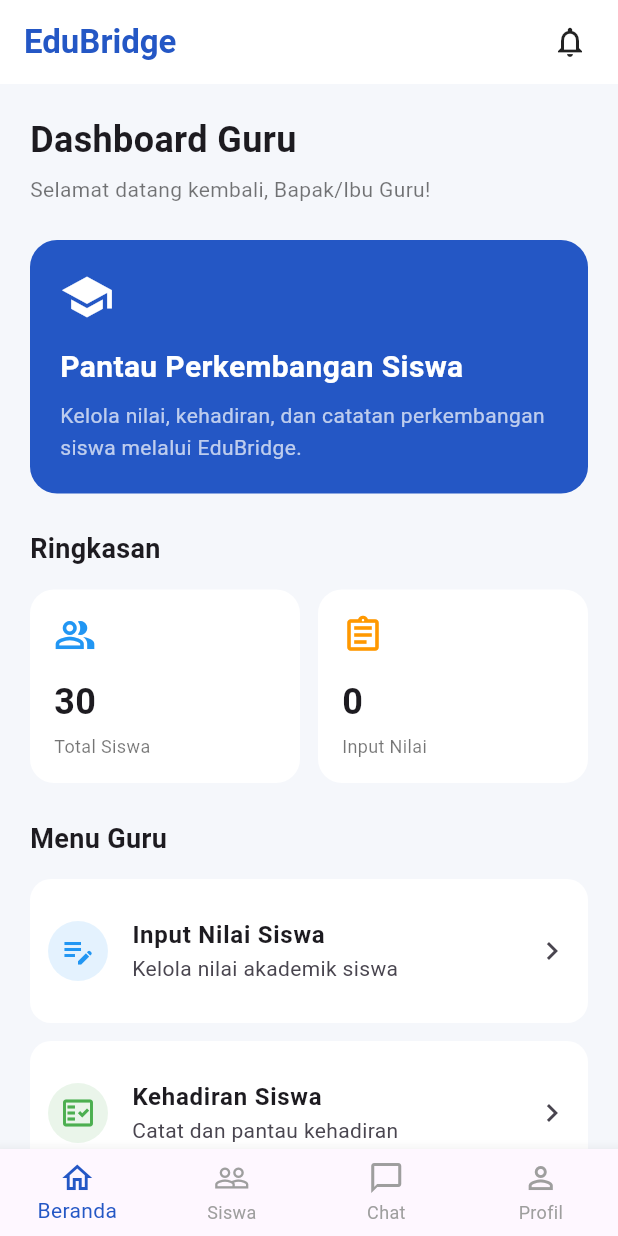
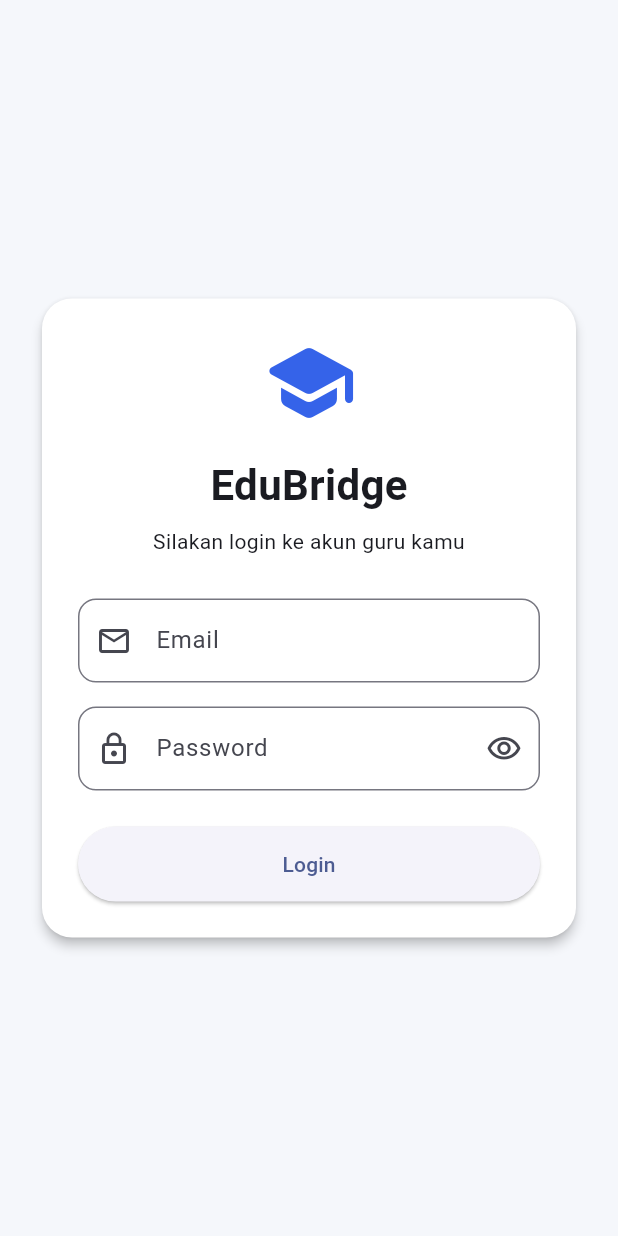
Before and after one commit to muutiararagil27/edubridge, a Flutter app: the screen it shows after launch, on a phone screen of 412 x 824 dp. Run offline on Flutter 3.47's test engine with Material 3 defaults, Android fonts, the phone set to English and light mode, and no system bars; our stand-ins replace cloud_firestore, firebase_auth, firebase_core; accounts and stored records are empty.

Commit message:
Menambahkan Autentikasi Login Guru Dengan Firebase

```diff
--- a/lib/main.dart
+++ b/lib/main.dart
@@ -1,7 +1,9 @@
-
 import 'package:flutter/material.dart';
 import 'package:firebase_core/firebase_core.dart';
+import 'package:firebase_auth/firebase_auth.dart';
+
 import 'firebase_options.dart';
+import 'screen/login_screen.dart';
 import 'screen/teacher_home_screen.dart';
 
 Future<void> main() async {
@@ -22,7 +24,30 @@ class EduBridgeApp extends StatelessWidget {
     return MaterialApp(
       debugShowCheckedModeBanner: false,
       title: 'EduBridge',
-      home: const TeacherHomeScreen(),
+      theme: ThemeData(
+        colorScheme: ColorScheme.fromSeed(
+          seedColor: const Color(0xFF3563E9),
+        ),
+        useMaterial3: true,
+      ),
+      home: StreamBuilder<User?>(
+        stream: FirebaseAuth.instance.authStateChanges(),
+        builder: (context, snapshot) {
+          if (snapshot.connectionState == ConnectionState.waiting) {
+            return const Scaffold(
+              body: Center(
+                child: CircularProgressIndicator(),
+              ),
+            );
+          }
+
+          if (snapshot.hasData) {
+            return const TeacherHomeScreen();
+          }
+
+          return const LoginScreen();
+        },
+      ),
     );
   }
 }
--- a/lib/screen/grade_input_screen.dart
+++ b/lib/screen/grade_input_screen.dart
@@ -128,7 +128,7 @@ class _GradeInputScreenState extends State<GradeInputScreen> {
 
               _buildLabel('Kelas'),
               DropdownButtonFormField<String>(
-                value: _selectedClass,
+                initialValue: _selectedClass,
                 decoration: _decoration('Pilih kelas'),
                 items: const [
                   DropdownMenuItem(
--- /dev/null
+++ b/lib/screen/login_screen.dart
@@ -0,0 +1,199 @@
+import 'package:flutter/material.dart';
+import 'package:firebase_auth/firebase_auth.dart';
+
+import 'teacher_home_screen.dart';
+
+class LoginScreen extends StatefulWidget {
+  const LoginScreen({super.key});
+
+  @override
+  State<LoginScreen> createState() => _LoginScreenState();
+}
+
+class _LoginScreenState extends State<LoginScreen> {
+  final _emailController = TextEditingController();
+  final _passwordController = TextEditingController();
+
+  bool _isLoading = false;
+  bool _obscurePassword = true;
+
+  Future<void> _login() async {
+    final email = _emailController.text.trim();
+    final password = _passwordController.text;
+
+    if (email.isEmpty || password.isEmpty) {
+      ScaffoldMessenger.of(context).showSnackBar(
+        const SnackBar(
+          content: Text('Email dan password wajib diisi.'),
+        ),
+      );
+      return;
+    }
+
+    setState(() => _isLoading = true);
+
+    try {
+      await FirebaseAuth.instance.signInWithEmailAndPassword(
+        email: email,
+        password: password,
+      );
+
+      if (!mounted) return;
+
+      Navigator.of(context).pushReplacement(
+        MaterialPageRoute(
+          builder: (_) => const TeacherHomeScreen(),
+        ),
+      );
+    } on FirebaseAuthException catch (e) {
+      if (!mounted) return;
+
+      String message;
+
+      switch (e.code) {
+        case 'invalid-credential':
+        case 'wrong-password':
+        case 'user-not-found':
+          message = 'Email atau password salah.';
+          break;
+        case 'invalid-email':
+          message = 'Format email tidak valid.';
+          break;
+        case 'network-request-failed':
+          message = 'Periksa koneksi internet kamu.';
+          break;
+        default:
+          message = e.message ?? 'Login gagal. Coba lagi.';
+      }
+
+      ScaffoldMessenger.of(context).showSnackBar(
+        SnackBar(content: Text(message)),
+      );
+    } catch (_) {
+      if (!mounted) return;
+
+      ScaffoldMessenger.of(context).showSnackBar(
+        const SnackBar(
+          content: Text('Terjadi kesalahan. Coba lagi.'),
+        ),
+      );
+    } finally {
+      if (mounted) {
+        setState(() => _isLoading = false);
+      }
+    }
+  }
+
+  @override
+  void dispose() {
+    _emailController.dispose();
+    _passwordController.dispose();
+    super.dispose();
+  }
+
+  @override
+  Widget build(BuildContext context) {
+    return Scaffold(
+      backgroundColor: const Color(0xFFF5F7FB),
+      body: Center(
+        child: SingleChildScrollView(
+          padding: const EdgeInsets.all(24),
+          child: ConstrainedBox(
+            constraints: const BoxConstraints(maxWidth: 420),
+            child: Card(
+              elevation: 3,
+              color: Colors.white,
+              shape: RoundedRectangleBorder(
+                borderRadius: BorderRadius.circular(20),
+              ),
+              child: Padding(
+                padding: const EdgeInsets.all(24),
+                child: Column(
+                  mainAxisSize: MainAxisSize.min,
+                  children: [
+                    const Icon(
+                      Icons.school_rounded,
+                      size: 64,
+                      color: Color(0xFF3563E9),
+                    ),
+                    const SizedBox(height: 16),
+                    const Text(
+                      'EduBridge',
+                      style: TextStyle(
+                        fontSize: 28,
+                        fontWeight: FontWeight.bold,
+                      ),
+                    ),
+                    const SizedBox(height: 8),
+                    const Text(
+                      'Silakan login ke akun guru kamu',
+                      textAlign: TextAlign.center,
+                    ),
+                    const SizedBox(height: 28),
+                    TextField(
+                      controller: _emailController,
+                      keyboardType: TextInputType.emailAddress,
+                      autofillHints: const [AutofillHints.email],
+                      decoration: InputDecoration(
+                        labelText: 'Email',
+                        prefixIcon: const Icon(Icons.email_outlined),
+                        border: OutlineInputBorder(
+                          borderRadius: BorderRadius.circular(12),
+                        ),
+                      ),
+                    ),
+                    const SizedBox(height: 16),
+                    TextField(
+                      controller: _passwordController,
+                      obscureText: _obscurePassword,
+                      autofillHints: const [AutofillHints.password],
+                      onSubmitted: (_) {
+                        if (!_isLoading) _login();
+                      },
+                      decoration: InputDecoration(
+                        labelText: 'Password',
+                        prefixIcon: const Icon(Icons.lock_outline),
+                        suffixIcon: IconButton(
+                          onPressed: () {
+                            setState(() {
+                              _obscurePassword = !_obscurePassword;
+                            });
+                          },
+                          icon: Icon(
+                            _obscurePassword
+                                ? Icons.visibility_outlined
+                                : Icons.visibility_off_outlined,
+                          ),
+                        ),
+                        border: OutlineInputBorder(
+                          borderRadius: BorderRadius.circular(12),
+                        ),
+                      ),
+                    ),
+                    const SizedBox(height: 24),
+                    SizedBox(
+                      width: double.infinity,
+                      height: 50,
+                      child: ElevatedButton(
+                        onPressed: _isLoading ? null : _login,
+                        child: _isLoading
+                            ? const SizedBox(
+                                width: 22,
+                                height: 22,
+                                child: CircularProgressIndicator(
+                                  strokeWidth: 2,
+                                ),
+                              )
+                            : const Text('Login'),
+                      ),
+                    ),
+                  ],
+                ),
+              ),
+            ),
+          ),
+        ),
+      ),
+    );
+  }
+}
--- a/pubspec.yaml
+++ b/pubspec.yaml
@@ -36,6 +36,7 @@ dependencies:
   cupertino_icons: ^1.0.8
   firebase_core: ^5.0.0
   cloud_firestore: ^7.0.0
+  firebase_auth: ^7.0.0
 
 dev_dependencies:
   flutter_test:
```
Also changed, not shown: pubspec.lock, 4 other files.
